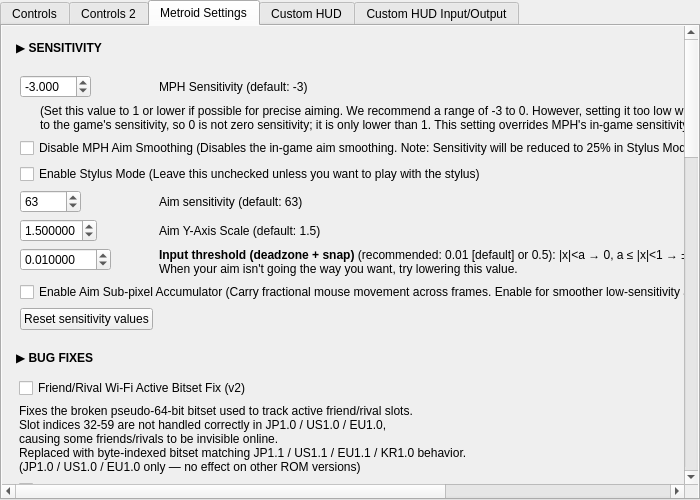
Before: the Qt Designer form src/frontend/qt_sdl/InputConfig/MelonPrimeInputConfig.ui in melonDS-emu/melonDS, drawn with Qt 5.
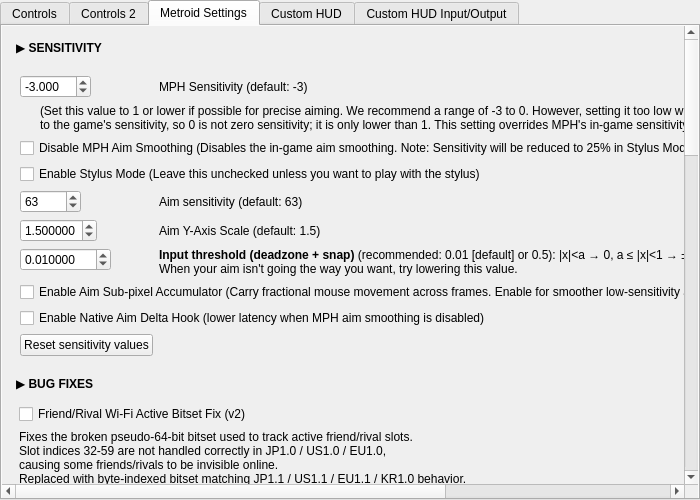
After: the same form once the commit is applied. The open tabs and pages were chosen to show the change.

Commit message: adding aim hook

The edit to the form file:
```diff
--- a/src/frontend/qt_sdl/InputConfig/MelonPrimeInputConfig.ui
+++ b/src/frontend/qt_sdl/InputConfig/MelonPrimeInputConfig.ui
@@ -196,7 +196,12 @@
 												<property name="text"><string>Enable Aim Sub-pixel Accumulator (Carry fractional mouse movement across frames. Enable for smoother low-sensitivity aiming)</string></property>
 											</widget>
 										</item>
-										<item row="8" column="0">
+										<item row="8" column="0" colspan="2">
+											<widget class="QCheckBox" name="cbMetroidEnableNativeAimDeltaHook">
+												<property name="text"><string>Enable Native Aim Delta Hook (lower latency when MPH aim smoothing is disabled)</string></property>
+											</widget>
+										</item>
+										<item row="9" column="0">
 											<widget class="QPushButton" name="metroidResetSensitivityValues">
 												<property name="text">
 													<string>Reset sensitivity values</string>
```
The commit also changes 11 other files.
